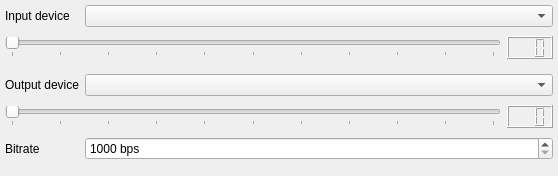
eyecu-im/eyecu-qt, file src/plugins/jinglertp/audiooptions.ui: the form before one commit.
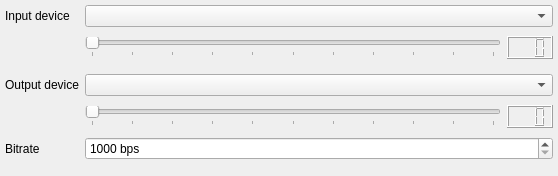
The form after the commit. Custom widgets are drawn as their Qt base class.

Commit message: Update audio options dialog in Jingle RTP Sessions plugin.

```diff
--- a/src/plugins/jinglertp/audiooptions.ui
+++ b/src/plugins/jinglertp/audiooptions.ui
@@ -78,52 +78,7 @@
      </property>
     </widget>
    </item>
-   <item row="2" column="0" colspan="2">
-    <layout class="QHBoxLayout" name="hlInputVolume">
-     <property name="topMargin">
-      <number>3</number>
-     </property>
-     <property name="bottomMargin">
-      <number>3</number>
-     </property>
-     <item>
-      <widget class="QpVolumeControl" name="vcInput">
-       <property name="sizePolicy">
-        <sizepolicy hsizetype="Preferred" vsizetype="Fixed">
-         <horstretch>0</horstretch>
-         <verstretch>0</verstretch>
-        </sizepolicy>
-       </property>
-       <property name="maximum">
-        <number>100</number>
-       </property>
-       <property name="orientation">
-        <enum>Qt::Horizontal</enum>
-       </property>
-       <property name="tickPosition">
-        <enum>QSlider::TicksBelow</enum>
-       </property>
-       <property name="tickInterval">
-        <number>10</number>
-       </property>
-      </widget>
-     </item>
-     <item>
-      <widget class="QLCDNumber" name="lcdInputVolume">
-       <property name="sizePolicy">
-        <sizepolicy hsizetype="Maximum" vsizetype="Preferred">
-         <horstretch>0</horstretch>
-         <verstretch>0</verstretch>
-        </sizepolicy>
-       </property>
-       <property name="digitCount">
-        <number>3</number>
-       </property>
-      </widget>
-     </item>
-    </layout>
-   </item>
-   <item row="5" column="0" colspan="2">
+   <item row="5" column="1">
     <layout class="QHBoxLayout" name="hlOutputVolume">
      <property name="leftMargin">
       <number>0</number>
@@ -174,6 +129,54 @@
      </item>
     </layout>
    </item>
+   <item row="2" column="1">
+    <layout class="QHBoxLayout" name="hlInputVolume">
+     <property name="topMargin">
+      <number>3</number>
+     </property>
+     <property name="bottomMargin">
+      <number>3</number>
+     </property>
+     <item>
+      <widget class="QpVolumeControl" name="vcInput">
+       <property name="sizePolicy">
+        <sizepolicy hsizetype="Preferred" vsizetype="Fixed">
+         <horstretch>0</horstretch>
+         <verstretch>0</verstretch>
+        </sizepolicy>
+       </property>
+       <property name="maximum">
+        <number>100</number>
+       </property>
+       <property name="orientation">
+        <enum>Qt::Horizontal</enum>
+       </property>
+       <property name="tickPosition">
+        <enum>QSlider::TicksBelow</enum>
+       </property>
+       <property name="tickInterval">
+        <number>10</number>
+       </property>
+      </widget>
+     </item>
+     <item>
+      <widget class="QLCDNumber" name="lcdInputVolume">
+       <property name="sizePolicy">
+        <sizepolicy hsizetype="Maximum" vsizetype="Preferred">
+         <horstretch>0</horstretch>
+         <verstretch>0</verstretch>
+        </sizepolicy>
+       </property>
+       <property name="digitCount">
+        <number>3</number>
+       </property>
+      </widget>
+     </item>
+    </layout>
+   </item>
+   <item row="3" column="1">
+    <widget class="QpAudioLevelDisplay" name="audioLevel" native="true"/>
+   </item>
   </layout>
  </widget>
  <customwidgets>
```
Left out of the diff: 24 changed lines with no effect on the pictures. The commit also changes 2 other files.
